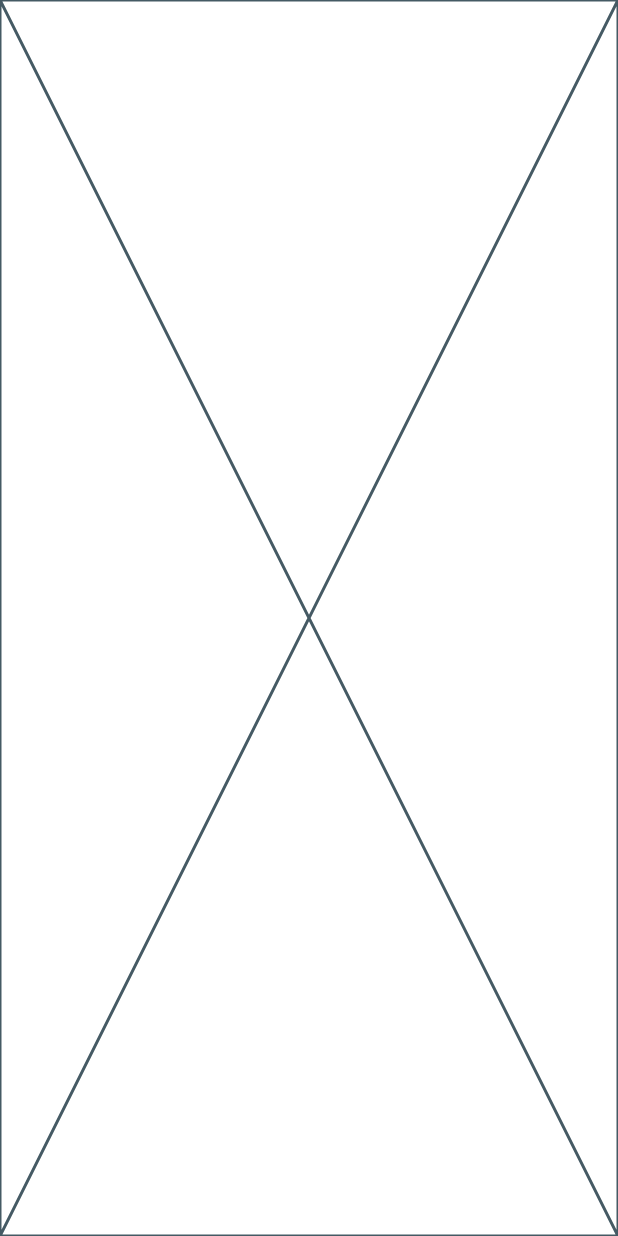
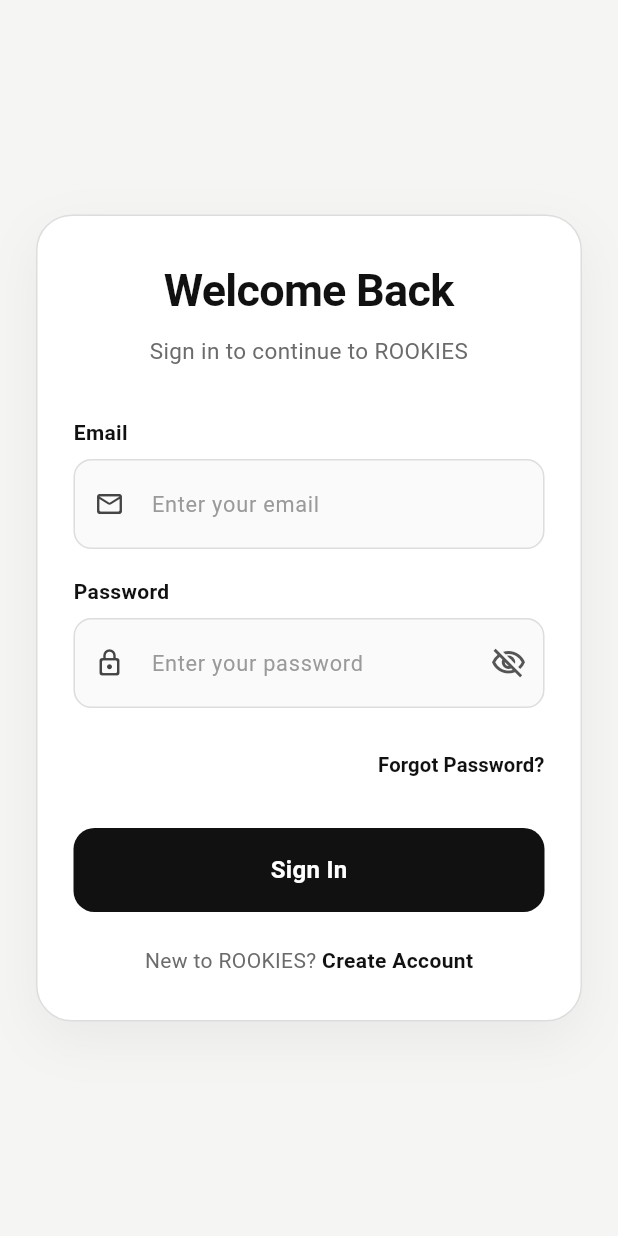
Before and after one commit to LegendKomal/Rookies-application, a Flutter app: the screen it shows after launch, on a phone screen of 412 x 824 dp. Run offline on Flutter 3.47's test engine with Material 3 defaults, Android fonts, the phone set to English and light mode, and no system bars; our stand-ins replace flutter_secure_storage.

Commit message:
Login using email and password

```diff
--- a/rookies_jeans/lib/main.dart
+++ b/rookies_jeans/lib/main.dart
@@ -12,11 +12,12 @@
   @override
   Widget build(BuildContext context) {
     return MaterialApp(
+      debugShowCheckedModeBanner: false,
       title: 'Flutter Demo',
       theme: ThemeData(
         colorScheme: ColorScheme.fromSeed(seedColor: Colors.deepPurple),
       ),
-      home: splashscreen(),
+      home: SplashScreen(),
     );
   }
 }
--- /dev/null
+++ b/rookies_jeans/lib/models/auth_model.dart
@@ -0,0 +1,17 @@
+import 'shopify_customer_model.dart';
+
+class ShopifyAuthResult {
+  final bool success;
+  final String? message;
+  final String? accessToken;
+  final String? expiresAt;
+  final ShopifyCustomer? customer;
+
+  ShopifyAuthResult({
+    required this.success,
+    this.message,
+    this.accessToken,
+    this.expiresAt,
+    this.customer,
+  });
+}
--- /dev/null
+++ b/rookies_jeans/lib/models/shopify_customer_model.dart
@@ -0,0 +1,45 @@
+
+class ShopifyCustomer {
+  final String id;
+  final String? firstName;
+  final String? lastName;
+  final String? email;
+  final String? phone;
+  final bool acceptsMarketing;
+
+  ShopifyCustomer({
+    required this.id,
+    this.firstName,
+    this.lastName,
+    this.email,
+    this.phone,
+    required this.acceptsMarketing,
+  });
+
+  factory ShopifyCustomer.fromJson(Map<String, dynamic> json) {
+    return ShopifyCustomer(
+      id: json['id'] ?? '',
+      firstName: json['firstName'],
+      lastName: json['lastName'],
+      email: json['email'],
+      phone: json['phone'],
+      acceptsMarketing: json['acceptsMarketing'] ?? false,
+    );
+  }
+
+  Map<String, dynamic> toJson() {
+    return {
+      'id': id,
+      'firstName': firstName,
+      'lastName': lastName,
+      'email': email,
+      'phone': phone,
+      'acceptsMarketing': acceptsMarketing,
+    };
+  }
+
+  String get fullName {
+    final name = '${firstName ?? ''} ${lastName ?? ''}'.trim();
+    return name.isEmpty ? 'Customer' : name;
+  }
+}
--- a/rookies_jeans/lib/screens/authentication/login.dart
+++ b/rookies_jeans/lib/screens/authentication/login.dart
@@ -0,0 +1,344 @@
+import 'package:flutter/foundation.dart';
+import 'package:flutter/material.dart';
+import 'package:rookies_jeans/services/shopify_auth_service.dart';
+
+class Login extends StatefulWidget {
+  const Login({super.key});
+
+  @override
+  State<Login> createState() => _LoginState();
+}
+
+class _LoginState extends State<Login> {
+  final TextEditingController emailController = TextEditingController();
+  final TextEditingController passwordController = TextEditingController();
+
+  bool isPasswordHidden = true;
+  bool isLoading = false;
+
+  static const Color bgColor = Color(0xfff5f5f3);
+  static const Color cardColor = Colors.white;
+  static const Color primary = Color(0xff111111);
+  static const Color secondaryText = Color(0xff6b6b6b);
+  static const Color borderColor = Color(0xffdddddd);
+  static const Color fieldFill = Color(0xfffafafa);
+
+  @override
+  void dispose() {
+    emailController.dispose();
+    passwordController.dispose();
+    super.dispose();
+  }
+
+  InputDecoration inputDecoration({
+    required String hintText,
+    required IconData icon,
+    Widget? suffixIcon,
+  }) {
+    return InputDecoration(
+      hintText: hintText,
+      hintStyle: const TextStyle(
+        color: Color(0xff9a9a9a),
+        fontSize: 14.5,
+        fontWeight: FontWeight.w400,
+      ),
+      prefixIcon: Icon(
+        icon,
+        color: const Color(0xff444444),
+        size: 20,
+      ),
+      suffixIcon: suffixIcon,
+      filled: true,
+      fillColor: fieldFill,
+      contentPadding: const EdgeInsets.symmetric(vertical: 18, horizontal: 16),
+      border: OutlineInputBorder(
+        borderRadius: BorderRadius.circular(12),
+        borderSide: const BorderSide(color: borderColor),
+      ),
+      enabledBorder: OutlineInputBorder(
+        borderRadius: BorderRadius.circular(12),
+        borderSide: const BorderSide(color: borderColor, width: 1),
+      ),
+      focusedBorder: OutlineInputBorder(
+        borderRadius: BorderRadius.circular(12),
+        borderSide: const BorderSide(color: primary, width: 1.2),
+      ),
+      errorBorder: OutlineInputBorder(
+        borderRadius: BorderRadius.circular(12),
+        borderSide: const BorderSide(color: Colors.redAccent),
+      ),
+    );
+  }
+
+  Future<void> _handleLogin() async {
+    FocusScope.of(context).unfocus();
+
+    final email = emailController.text.trim();
+    final password = passwordController.text.trim();
+
+    if (kDebugMode) {
+      debugPrint('UI LOGIN CLICK -> email: $email');
+    }
+
+    if (email.isEmpty || password.isEmpty) {
+      _showMessage('Please enter email and password.');
+      if (kDebugMode) {
+        debugPrint('UI LOGIN VALIDATION FAILED -> empty email/password');
+      }
+      return;
+    }
+
+    setState(() => isLoading = true);
+
+    try {
+      final result = await ShopifyAuthService.instance.login(
+        email: email,
+        password: password,
+      );
+
+      if (!mounted) return;
+
+      if (!result.success) {
+        _showMessage(result.message ?? 'Login failed');
+        if (kDebugMode) {
+          debugPrint('UI LOGIN FAILED -> ${result.message}');
+        }
+        return;
+      }
+
+      if (kDebugMode) {
+        debugPrint('UI LOGIN SUCCESS -> ${result.customer?.toJson()}');
+      }
+
+      _showMessage(
+        result.customer != null
+            ? 'Welcome ${result.customer!.fullName}'
+            : 'Login successful',
+      );
+    } catch (e) {
+      if (!mounted) return;
+      _showMessage('Something went wrong: $e');
+      if (kDebugMode) {
+        debugPrint('UI LOGIN EXCEPTION -> $e');
+      }
+    } finally {
+      if (mounted) {
+        setState(() => isLoading = false);
+      }
+    }
+  }
+
+  void _showMessage(String message) {
+    ScaffoldMessenger.of(context).showSnackBar(
+      SnackBar(
+        backgroundColor: primary,
+        behavior: SnackBarBehavior.floating,
+        content: Text(
+          message,
+          style: const TextStyle(color: Colors.white),
+        ),
+      ),
+    );
+  }
+
+  @override
+  Widget build(BuildContext context) {
+    return Scaffold(
+      backgroundColor: bgColor,
+      body: SafeArea(
+        child: Center(
+          child: SingleChildScrollView(
+            padding: const EdgeInsets.symmetric(horizontal: 24, vertical: 24),
+            child: ConstrainedBox(
+              constraints: const BoxConstraints(maxWidth: 420),
+              child: Container(
+                padding: const EdgeInsets.all(24),
+                decoration: BoxDecoration(
+                  color: cardColor,
+                  borderRadius: BorderRadius.circular(24),
+                  border: Border.all(color: borderColor),
+                  boxShadow: [
+                    BoxShadow(
+                      color: Colors.black.withOpacity(0.05),
+                      blurRadius: 30,
+                      offset: const Offset(0, 12),
+                    ),
+                  ],
+                ),
+                child: Column(
+                  crossAxisAlignment: CrossAxisAlignment.start,
+                  children: [
+                    const SizedBox(height: 4),
+
+                    Center(
+                      child: Column(
+                        children: [
+                          const Text(
+                            "Welcome Back",
+                            style: TextStyle(
+                              fontSize: 30,
+                              fontWeight: FontWeight.w700,
+                              color: primary,
+                              letterSpacing: -0.5,
+                            ),
+                          ),
+                          const SizedBox(height: 8),
+                          const Text(
+                            "Sign in to continue to ROOKIES",
+                            textAlign: TextAlign.center,
+                            style: TextStyle(
+                              fontSize: 15,
+                              color: secondaryText,
+                              height: 1.5,
+                            ),
+                          ),
+                        ],
+                      ),
+                    ),
+
+                    const SizedBox(height: 32),
+
+                    const Text(
+                      "Email",
+                      style: TextStyle(
+                        fontSize: 14,
+                        fontWeight: FontWeight.w600,
+                        color: primary,
+                      ),
+                    ),
+                    const SizedBox(height: 8),
+                    TextFormField(
+                      controller: emailController,
+                      keyboardType: TextInputType.emailAddress,
+                      decoration: inputDecoration(
+                        hintText: "Enter your email",
+                        icon: Icons.mail_outline_rounded,
+                      ),
+                    ),
+
+                    const SizedBox(height: 18),
+
+                    const Text(
+                      "Password",
+                      style: TextStyle(
+                        fontSize: 14,
+                        fontWeight: FontWeight.w600,
+                        color: primary,
+                      ),
+                    ),
+                    const SizedBox(height: 8),
+                    TextFormField(
+                      controller: passwordController,
+                      obscureText: isPasswordHidden,
+                      decoration: inputDecoration(
+                        hintText: "Enter your password",
+                        icon: Icons.lock_outline_rounded,
+                        suffixIcon: IconButton(
+                          onPressed: () {
+                            setState(() {
+                              isPasswordHidden = !isPasswordHidden;
+                            });
+                          },
+                          icon: Icon(
+                            isPasswordHidden
+                                ? Icons.visibility_off_outlined
+                                : Icons.visibility_outlined,
+                            color: const Color(0xff555555),
+                          ),
+                        ),
+                      ),
+                    ),
+
+                    const SizedBox(height: 14),
+
+                    Align(
+                      alignment: Alignment.centerRight,
+                      child: TextButton(
+                        onPressed: () {},
+                        style: TextButton.styleFrom(
+                          foregroundColor: primary,
+                          padding: EdgeInsets.zero,
+                        ),
+                        child: const Text(
+                          "Forgot Password?",
+                          style: TextStyle(
+                            fontSize: 13.5,
+                            fontWeight: FontWeight.w600,
+                          ),
+                        ),
+                      ),
+                    ),
+
+                    const SizedBox(height: 18),
+
+                    SizedBox(
+                      width: double.infinity,
+                      height: 56,
+                      child: ElevatedButton(
+                        onPressed: isLoading ? null : _handleLogin,
+                        style: ElevatedButton.styleFrom(
+                          backgroundColor: primary,
+                          foregroundColor: Colors.white,
+                          disabledBackgroundColor: const Color(0xff2d2d2d),
+                          elevation: 0,
+                          shape: RoundedRectangleBorder(
+                            borderRadius: BorderRadius.circular(14),
+                          ),
+                        ),
+                        child: isLoading
+                            ? const SizedBox(
+                                width: 22,
+                                height: 22,
+                                child: CircularProgressIndicator(
+                                  strokeWidth: 2.2,
+                                  color: Colors.white,
+                                ),
+                              )
+                            : const Text(
+                                "Sign In",
+                                style: TextStyle(
+                                  fontSize: 16,
+                                  fontWeight: FontWeight.w700,
+                                  letterSpacing: 0.2,
+                                ),
+                              ),
+                      ),
+                    ),
+
+                    const SizedBox(height: 22),
+
+                    Row(
+                      mainAxisAlignment: MainAxisAlignment.center,
+                      children: [
+                        const Text(
+                          "New to ROOKIES? ",
+                          style: TextStyle(
+                            color: secondaryText,
+                            fontSize: 14,
+                          ),
+                        ),
+                        GestureDetector(
+                          onTap: () {},
+                          child: const Text(
+                            "Create Account",
+                            style: TextStyle(
+                              color: primary,
+                              fontSize: 14,
+                              fontWeight: FontWeight.w700,
+                            ),
+                          ),
+                        ),
+                      ],
+                    ),
+
+                    const SizedBox(height: 6),
+                  ],
+                ),
+              ),
+            ),
+          ),
+        ),
+      ),
+    );
+  }
+}
--- a/rookies_jeans/pubspec.yaml
+++ b/rookies_jeans/pubspec.yaml
@@ -34,6 +34,8 @@
   # The following adds the Cupertino Icons font to your application.
   # Use with the CupertinoIcons class for iOS style icons.
   cupertino_icons: ^1.0.8
+  flutter_secure_storage: ^10.3.1
+  http: ^1.6.0
 
 dev_dependencies:
   flutter_test:
@@ -58,7 +60,8 @@
   uses-material-design: true
 
   # To add assets to your application, add an assets section, like this:
-  # assets:
+  assets:
+    - assets/
   #   - images/a_dot_burr.jpeg
   #   - images/a_dot_ham.jpeg
 
```
Also changed, not shown: rookies_jeans/lib/screens/splashscreen/splashscreen.dart (+70 -5 lines), rookies_jeans/lib/services/shopify_auth_service.dart (added, +249 -0 lines), rookies_jeans/assets/logo.png (added), rookies_jeans/pubspec.lock, 5 other files.
